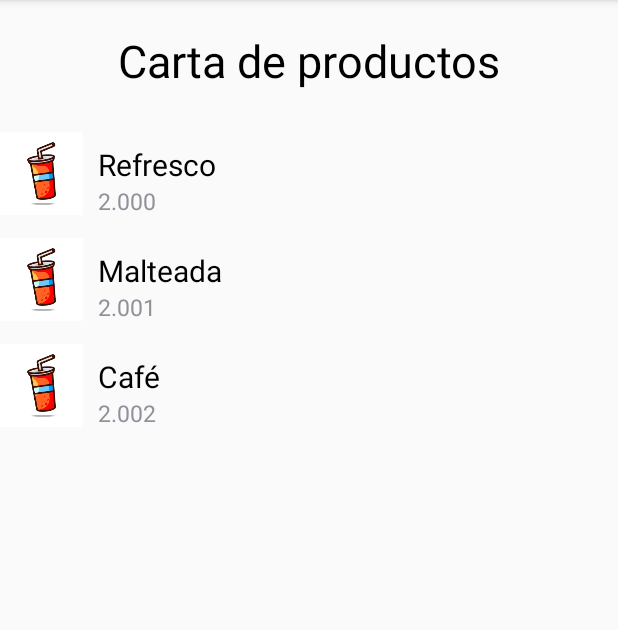
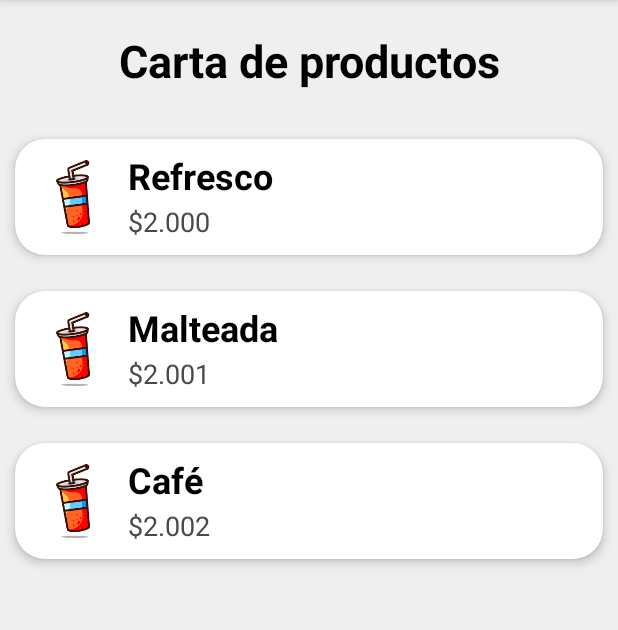
Before and after one commit to LMGP2002/Taller---RecyclerView-SQLite, an Android app: the screen it shows after launch (MainActivity), on a phone screen of 412 x 824 dp, the part 84-714 px from its top. Run offline under Robolectric (Android 15) with nearby library versions, the light colour scheme and no system bars.

Commit message:
Cambio en la interfaz de los items de rcv

```diff
--- a/app/src/main/java/com/example/restauranteventas/MainActivity.java
+++ b/app/src/main/java/com/example/restauranteventas/MainActivity.java
@@ -20,9 +20,9 @@ public class MainActivity extends AppCompatActivity {
         setContentView(R.layout.activity_main);
 
         ArrayList<ProductosItems> alItems = new ArrayList<>();
-        alItems.add(new ProductosItems("Refresco", "2.000", R.drawable.bebida));
-        alItems.add(new ProductosItems("Malteada", "2.001", R.drawable.bebida));
-        alItems.add(new ProductosItems("Café", "2.002", R.drawable.bebida));
+        alItems.add(new ProductosItems("Refresco", "$2.000", R.drawable.bebida));
+        alItems.add(new ProductosItems("Malteada", "$2.001", R.drawable.bebida));
+        alItems.add(new ProductosItems("Café", "$2.002", R.drawable.bebida));
 
         //Activación de reyclerview y asignación del adaapter
         rcvVista = findViewById(R.id.recyclerView);
--- a/app/src/main/res/layout/activity_main.xml
+++ b/app/src/main/res/layout/activity_main.xml
@@ -2,7 +2,9 @@
 <LinearLayout xmlns:android="http://schemas.android.com/apk/res/android"
     android:layout_width="match_parent"
     android:layout_height="match_parent"
-    android:orientation="vertical">
+    android:orientation="vertical"
+    android:background="@color/gray"
+    >
 
     <TextView
         android:id="@+id/textView"
@@ -13,6 +15,7 @@
         android:textColor="@color/black"
         android:gravity="center"
         android:layout_margin="20dp"
+        android:textStyle="bold"
         />
 
     <androidx.recyclerview.widget.RecyclerView
--- a/app/src/main/res/layout/productos_items_layout.xml
+++ b/app/src/main/res/layout/productos_items_layout.xml
@@ -1,35 +1,80 @@
 <?xml version="1.0" encoding="utf-8"?>
-<RelativeLayout xmlns:android="http://schemas.android.com/apk/res/android"
+<androidx.cardview.widget.CardView xmlns:android="http://schemas.android.com/apk/res/android"
+    xmlns:app="http://schemas.android.com/apk/res-auto"
     android:layout_width="match_parent"
-    android:layout_height="wrap_content">
+    android:layout_height="wrap_content"
+    app:cardCornerRadius="20dp"
+    app:cardElevation="4dp"
+    app:cardUseCompatPadding="true"
+    android:backgroundTint="@color/white"
+    >
+
+    <LinearLayout
+        android:layout_width="match_parent"
+        android:layout_height="wrap_content"
+        android:orientation="vertical"
+        >
+        <RelativeLayout
+            android:layout_width="match_parent"
+            android:layout_height="wrap_content"
+            android:orientation="horizontal"
+            android:padding="6dp"
+            >
+
             <ImageView
                 android:id="@+id/imgFoto"
-        android:layout_marginTop="15dp"
-        android:layout_width="55dp"
-        android:layout_height="55dp"
-        android:layout_marginRight="10dp"
-        android:layout_centerVertical="true"/>
+                android:layout_width="65dp"
+                android:layout_height="65dp"
+                android:layout_centerVertical="true"
+                app:srcCompat="@drawable/bebida"
+                android:layout_alignParentLeft="true"
+                />
+
+            <LinearLayout
+                android:layout_width="wrap_content"
+                android:layout_height="wrap_content"
+                android:layout_alignParentTop="true"
+                android:layout_marginTop="2dp"
+                android:layout_marginStart="4dp"
+                android:layout_toEndOf="@+id/imgFoto"
+                android:orientation="vertical"
+                android:layout_marginLeft="4dp"
+                android:layout_toRightOf="@+id/imgFoto"
+                >
 
                 <TextView
                     android:id="@+id/txtNombre"
-        android:layout_marginTop="15dp"
                     android:layout_width="match_parent"
                     android:layout_height="wrap_content"
-        android:layout_toEndOf="@+id/imgFoto"
+                    android:layout_marginBottom="2dp"
+                    android:hint="Nombre"
                     android:textColor="@color/black"
-        android:hint="Nombre"
-        android:textSize="20sp"></TextView>
+                    android:textSize="24sp"
+                    android:textStyle="bold"
+                    />
+
 
                 <TextView
                     android:id="@+id/txtPrecio"
                     android:layout_width="match_parent"
                     android:layout_height="wrap_content"
                     android:hint="Precio"
-        android:layout_toEndOf="@id/imgFoto"
-        android:layout_below="@id/txtNombre"
-        android:textSize="15sp"
-        ></TextView>
+                    android:textColor="@color/price_color"
+                    android:textSize="18sp"></TextView>
+
+
+            </LinearLayout>
+
+
+        </RelativeLayout>
+
+
+    </LinearLayout>
 
 
 
-</RelativeLayout>
+
+
+
+
+</androidx.cardview.widget.CardView>
--- a/app/src/main/res/values/colors.xml
+++ b/app/src/main/res/values/colors.xml
@@ -2,4 +2,6 @@
 <resources>
     <color name="black">#FF000000</color>
     <color name="white">#FFFFFFFF</color>
+    <color name="gray">#EFEFEF</color>
+    <color name="price_color">#494949</color>
 </resources>
```
Lines whose indentation alone changed are shown as unchanged.
